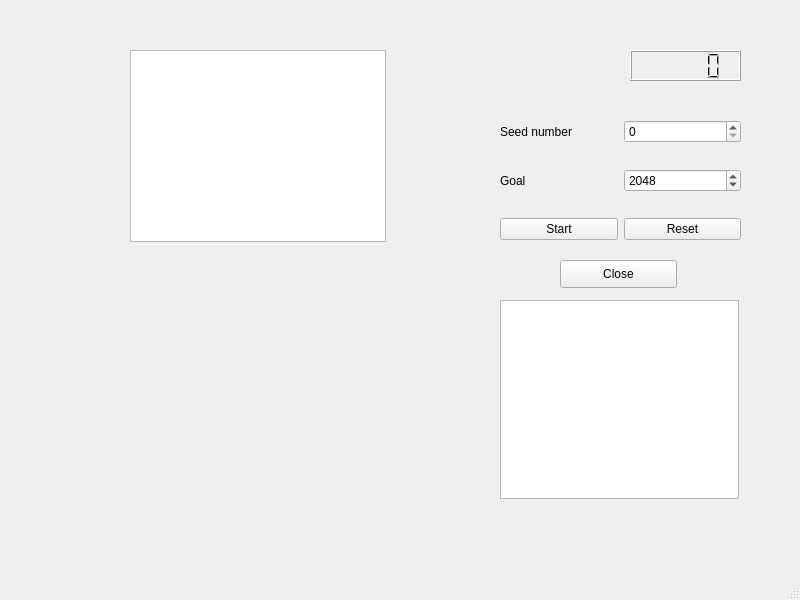
Old version of the form student/12/numbers_gui/mainwindow.ui in the repository teanre/programming-2-projects.
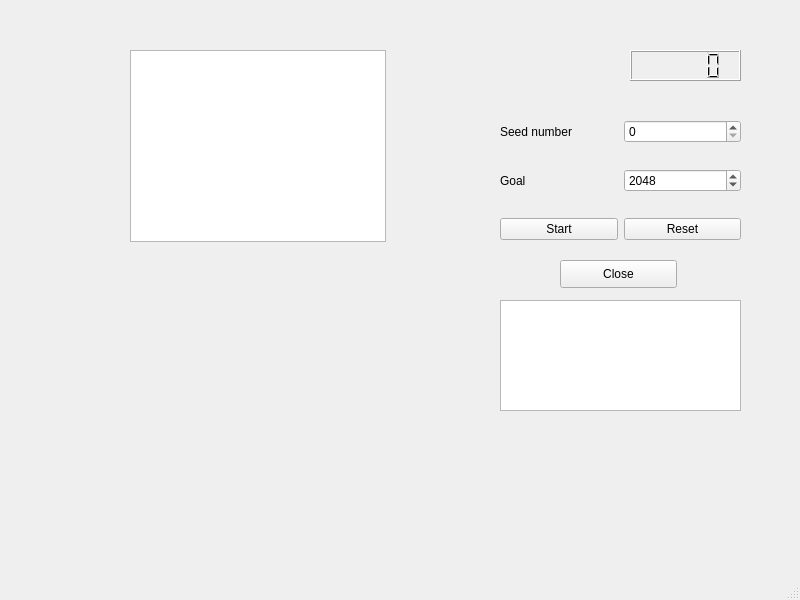
New version of the form.

```diff
--- a/student/12/numbers_gui/mainwindow.ui
+++ b/student/12/numbers_gui/mainwindow.ui
@@ -108,8 +108,8 @@
      <rect>
       <x>500</x>
       <y>300</y>
-      <width>239</width>
-      <height>199</height>
+      <width>241</width>
+      <height>111</height>
      </rect>
     </property>
    </widget>
```
